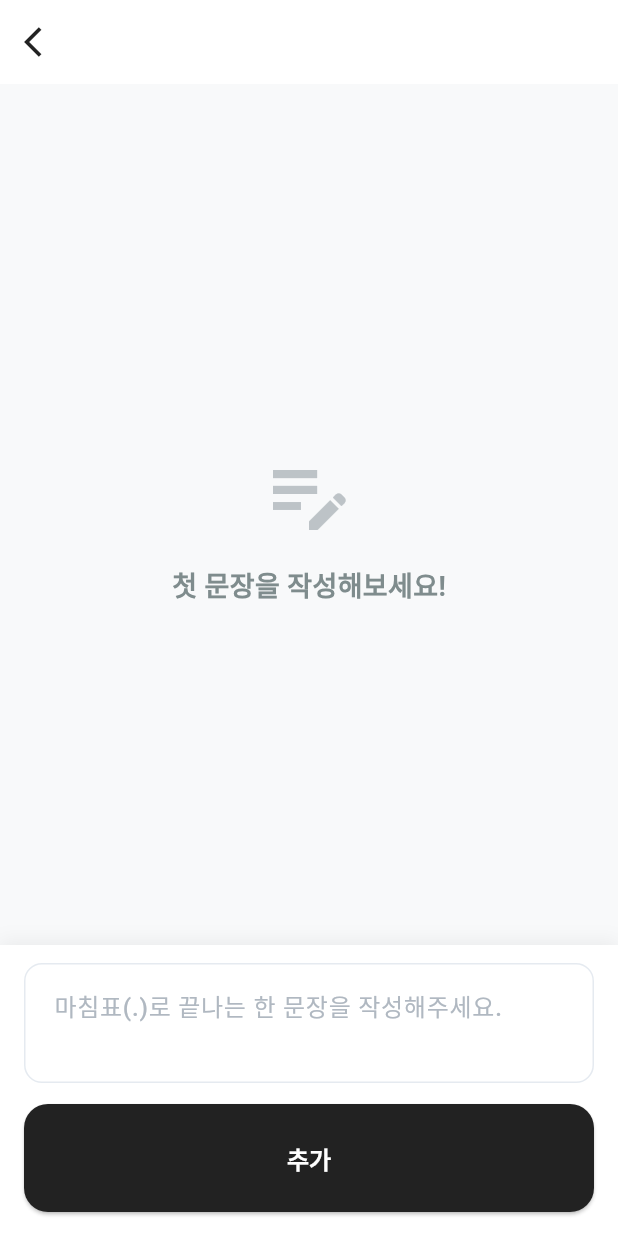
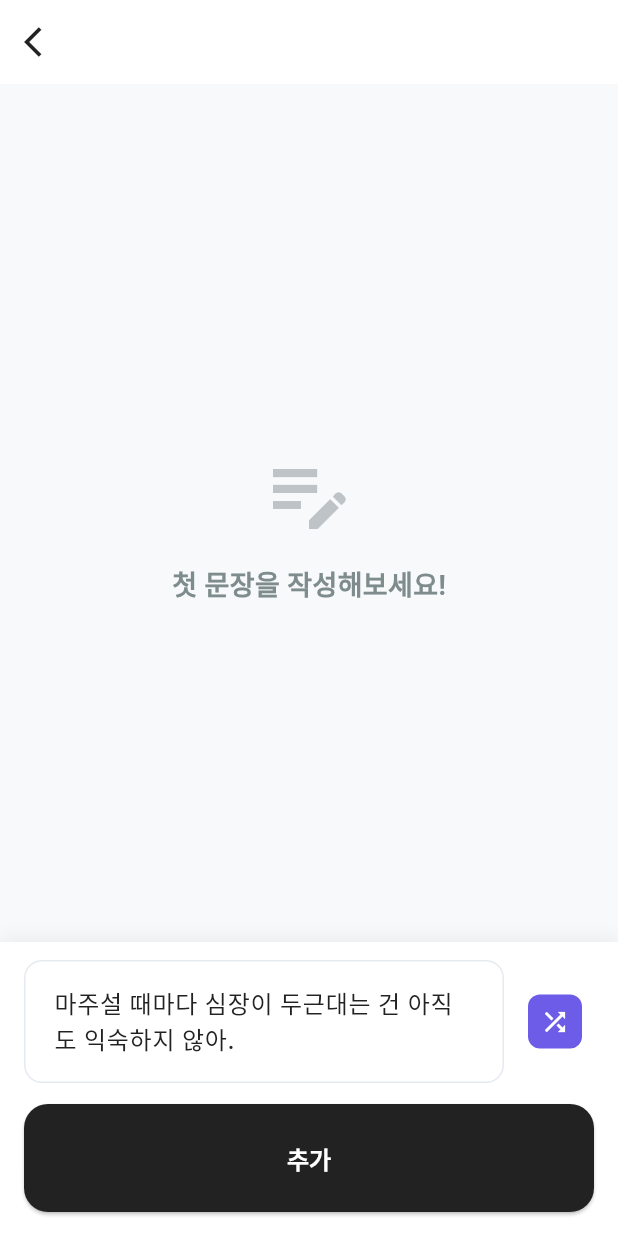
Before and after one commit to devsoob/once-upon-a-line, a Flutter app: the StoryRoomDetailPage screen opened directly with empty values, on a phone screen of 412 x 824 dp. Run offline on Flutter 3.47's test engine with Material 3 defaults, Android fonts, the phone set to English and light mode, and no system bars; our stand-ins replace cloud_firestore, firebase_auth, firebase_core, get_it, go_router, google_fonts and 2 more; accounts and stored records are empty; network calls fail; Roboto replaces fonts that are missing (Pretendard).

Commit message:
Feat: 랜덤 문장 생성 기능

```diff
--- /dev/null
+++ b/lib/app/data/services/random_sentence_service.dart
@@ -0,0 +1,87 @@
+import 'dart:math';
+
+class RandomSentenceService {
+  static final RandomSentenceService _instance = RandomSentenceService._internal();
+  factory RandomSentenceService() => _instance;
+  RandomSentenceService._internal();
+
+  final Random _random = Random();
+
+  /// 재미있는 문장들을 다양한 카테고리로 분류
+  final List<String> _funnySentences = [
+    // 일상/코미디 카테고리
+    '어제 자전거 타고 갔는데 걸어와서 집에 못 들어갔어요.',
+    '아침에 세수하다가 거울 속 내가 나를 보면 기분이 안좋아져요.',
+    '요즘 집에서 일하는데 고양이가 Always办公桌上走来走去.',
+    '커피를 너무 많이 마셔서 이제 카페인 중독자가 되었습니다.',
+    '운동하려고 유튜브를 켰는데 3시간 후에도 누워있네요.',
+    '요리하려고 냉장고를 열었는데 거울이 보고있습니다.',
+    '전화를하려고 핸드폰을 찾았는데 핸드폰으로 통화중이었어요.',
+    '새로 산 옷을 입고 출근했는데 다들 어제 똑같은 옷이라고해요.',
+    '세탁기에 넣은 빨래를 2주 후에 꺼냈더니 곰팡이가 피었어요.',
+    '식당에서 메뉴를 보는데 읽을 수 있는 글자가 별로 없네요.',
+
+    // 로맨틱한 문장들
+    '너가 웃을 때 세상이 조금씩 밝아지는 걸 느껴요.',
+    '커피 한 잔의 여유가 있어도 네와 함께라면 충분해요.',
+    '비 오는 날 창밖을 보니 네가 생각나서 미소가 나네요.',
+    '시간이 흘러도 변하지 않을 게 하나 있다면 바로 네 모습이야.',
+    '평범한 하루였는데 네 메시지 한通으로 특별해졌어요.',
+    '별이 가득한 밤하늘보다 네 눈빛이 더 아름다워요.',
+    '마주설 때마다 심장이 두근대는 건 아직도 익숙하지 않아.',
+    '짧은 순간들도 너와 함께라면 오래 기억에 남아.',
+
+    // 모험/판타지 카테고리
+    '오래된 도서관에서 발견한 책은 마지막 페이지가 사라져 있었어요.',
+    '마법사를 만나고 싶어서 하루 종일 마법을 외워봤는데 전혀 안 되네요.',
+    '우연히 발견한 비밀문은 결국 화장실이었지만 기분은 신비롭습니다.',
+    '용을 만날 작정이었는데 고라니가 먼저 나타나서 당황했어요.',
+    '타임머신을 만졌더니 어제만 되고 싶었는데 3년 전으로 가버렸네요.',
+    '마법의 검을 들어봤는데 진짜로 빛이 나서 눈이 부셨어요.',
+    '환상 속세계로 가고 싶었는데 지금 있는 곳이 이미 환상 같아요.',
+    '드래곤과 싸우려고 겁나게 준비했는데 드래곤이 나보다 겁을 먹었어요.',
+
+    // 감성/심플한 문장들
+    '하루가 끝날 때마다 네가 생각나서 좋은 꿈을 꿉니다.',
+    '작은 행복들이 쌓여서 의미 있는 하루가 되네요.',
+    '혼자만의 시간을 가질 때 가장 진정한 나를 만날 수 있어요.',
+    '바람이 조금 차가워도 네와 함께라면 따뜻해요.',
+    '혼란스러운 날들도 지나면 좋은 추억으로 남아요.',
+    '짧은 침묵도 우리 사이에는 의미가 있나봐요.',
+    '돌아오는 길이 조금 더 가벼워진 느낌이에요.',
+    '오늘의 마무리时刻에 편안함을 느낍니다.',
+
+    // 논리적이고 철학적인 문장들
+    '시간은 흘러도 기억은 그대로 머물러서 신기해요.',
+    '말하지 않아도 서로 이해하는 게 참 소중한 능력이에요.',
+    '미래를 준비하는 것보다 지금을 살리는 것이 더 중요한 건 아닐까요.',
+    '실수는 누구나 하지만 반복하지 않는 것이 중요한 건 아닐까요.',
+    '가장 소중한 것들은 눈으로 보이지 않는다는 걸 이제야 이해해요.',
+    '성공보다 중요한 건失敗에서 배우는 거라고 생각해요.',
+    '우리가 살아있는 이 순간들 하나하나가 특별해요.',
+    '변화는 어렵지만 그 끝에 더 나은 내가 있을 거예요.',
+  ];
+
+  /// 랜덤한 재미있는 문장을 반환합니다.
+  String getRandomSentence() {
+    if (_funnySentences.isEmpty) {
+      return '오늘도 새로운 하루의 시작입니다.';
+    }
+    return _funnySentences[_random.nextInt(_funnySentences.length)];
+  }
+
+  /// 특정 카테고리별 랜덤 문장을 반환합니다. (향후 확장용)
+  String getRandomSentenceByCategory(String category) {
+    // 현재는 전체에서 랜덤 선택, 향후 카테고리별 필터링 가능
+    return getRandomSentence();
+  }
+
+  /// 문장이 마침표로 끝나지 않으면 마침표를 추가합니다.
+  String ensureEndsWithPeriod(String sentence) {
+    if (sentence.trim().isEmpty) {
+      return sentence;
+    }
+
+    return sentence.trim().endsWith('.') ? sentence.trim() : '${sentence.trim()}.';
+  }
+}
--- a/lib/di.dart
+++ b/lib/di.dart
@@ -7,6 +7,7 @@ import 'app/data/repositories/story_sentence_repository.dart';
 import 'app/data/repositories/local_story_sentence_repository.dart';
 import 'app/data/services/user_session_service.dart';
 import 'app/data/services/story_starter_service.dart';
+import 'app/data/services/random_sentence_service.dart';
 import 'app/data/repositories/local_adapters.dart';
 import 'core/logger.dart';
 
@@ -34,6 +35,7 @@ class DiConfig {
     );
 
     di.registerLazySingleton<StoryStarterService>(() => StoryStarterService());
+    di.registerLazySingleton<RandomSentenceService>(() => RandomSentenceService());
   }
 
   static Future<void> initWithoutFirebase() async {
@@ -60,6 +62,7 @@ class DiConfig {
 
       // StoryStarterService는 Firebase 의존성이 없으므로 안전하게 초기화
       di.registerLazySingleton<StoryStarterService>(() => StoryStarterService());
+      di.registerLazySingleton<RandomSentenceService>(() => RandomSentenceService());
     } catch (e) {
       logger.e('[DiConfig] initWithoutFirebase failed: $e');
       rethrow;
--- a/lib/features/story_rooms/presentation/pages/story_room_detail_page.dart
+++ b/lib/features/story_rooms/presentation/pages/story_room_detail_page.dart
@@ -10,6 +10,7 @@ import 'package:once_upon_a_line/app/data/models/story_room.dart';
 import 'package:once_upon_a_line/app/data/models/story_sentence.dart';
 import 'package:once_upon_a_line/app/data/services/user_session_service.dart';
 import 'package:once_upon_a_line/app/data/models/user_session.dart';
+import 'package:once_upon_a_line/app/data/services/random_sentence_service.dart';
 import 'package:once_upon_a_line/core/logger.dart';
 import 'package:go_router/go_router.dart';
 import 'package:once_upon_a_line/core/routers/router_name.dart';
@@ -25,6 +26,7 @@ class StoryRoomDetailPage extends StatefulWidget {
 
 class _StoryRoomDetailPageState extends State<StoryRoomDetailPage> {
   late final UserSessionService _sessionService;
+  late final RandomSentenceService _randomSentenceService;
   final TextEditingController _sentenceController = TextEditingController();
   String _nickname = '게스트';
   String _userId = '';
@@ -56,7 +58,9 @@ class _StoryRoomDetailPageState extends State<StoryRoomDetailPage> {
   void initState() {
     super.initState();
     _sessionService = GetIt.I<UserSessionService>();
+    _randomSentenceService = GetIt.I<RandomSentenceService>();
     _loadUser();
+    _setRandomSentence();
   }
 
   @override
@@ -71,6 +75,12 @@ class _StoryRoomDetailPageState extends State<StoryRoomDetailPage> {
       _nickname = session?.nickname ?? '게스트';
       _userId = session?.userId ?? '';
     });
+  }
+
+  void _setRandomSentence() {
+    final String randomSentence = _randomSentenceService.getRandomSentence();
+    final String formattedSentence = _randomSentenceService.ensureEndsWithPeriod(randomSentence);
+    _sentenceController.text = formattedSentence;
   }
 
   String? _validateSentence(String value) {
@@ -217,12 +227,35 @@ class _StoryRoomDetailPageState extends State<StoryRoomDetailPage> {
                 child: Column(
                   mainAxisSize: MainAxisSize.min,
                   children: [
-                    AppTextField(
-                      controller: _sentenceController,
-                      hintText: '마침표(.)로 끝나는 한 문장을 작성해주세요.',
-                      maxLines: 2,
-                      textInputAction: TextInputAction.newline,
-                      keyboardType: TextInputType.multiline,
+                    Row(
+                      children: [
+                        Expanded(
+                          child: AppTextField(
+                            controller: _sentenceController,
+                            hintText: '마침표(.)로 끝나는 한 문장을 작성해주세요.',
+                            maxLines: 2,
+                            textInputAction: TextInputAction.newline,
+                            keyboardType: TextInputType.multiline,
+                          ),
+                        ),
+                        const SizedBox(width: 8),
+                        IconButton(
+                          onPressed: () {
+                            _sentenceController.clear();
+                            _setRandomSentence();
+                            AppToast.show(context, '새로운 랜덤 문장이 생성되었습니다!');
+                          },
+                          icon: Container(
+                            padding: const EdgeInsets.all(8),
+                            decoration: BoxDecoration(
+                              color: const Color(0xFF6C5CE7),
+                              borderRadius: BorderRadius.circular(8),
+                            ),
+                            child: const Icon(Icons.shuffle, color: Colors.white, size: 20),
+                          ),
+                          tooltip: '랜덤 문장 생성',
+                        ),
+                      ],
                     ),
                     const SizedBox(height: 14),
                     SizedBox(
```
